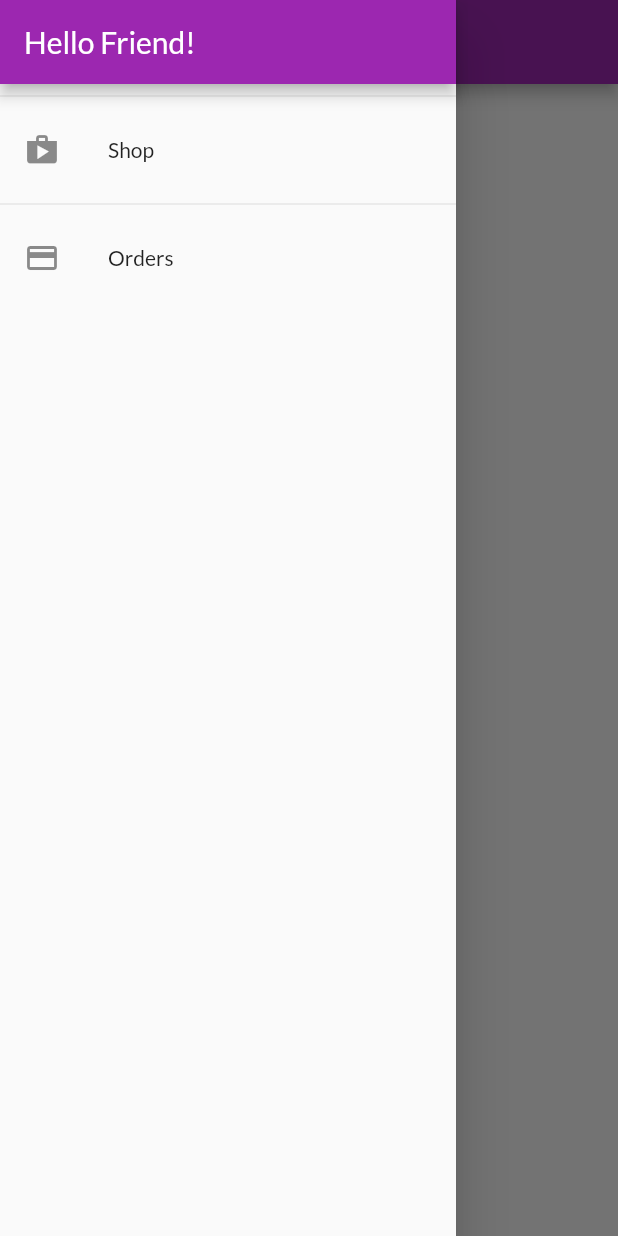
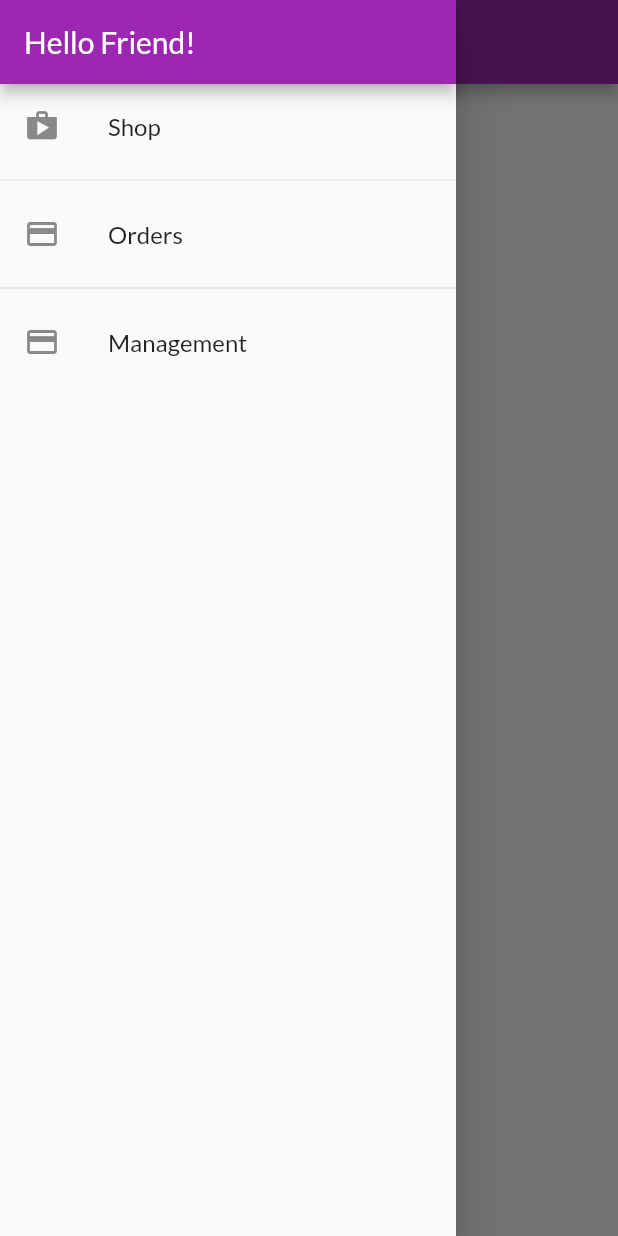
Before and after one commit to kai618/maxishop, a Flutter app: the OrdersScreen screen opened by its route, with the side drawer open, on a phone screen of 412 x 824 dp. Run offline on Flutter 3.47's test engine with Material 2 defaults, Android fonts, the phone set to English and light mode, and no system bars; network calls fail.

Commit message:
added product management screen

```diff
--- a/lib/screens/orders_screen.dart
+++ b/lib/screens/orders_screen.dart
@@ -16,7 +16,7 @@ class OrdersScreen extends StatelessWidget {
       ),
       body: ListView.builder(
         itemCount: orderList.orders.length,
-        itemBuilder: (context, i) {
+        itemBuilder: (_, i) {
           return OrderItemListTile(orderList.orders[i]);
         },
       ),
--- a/lib/widgets/app_drawer.dart
+++ b/lib/widgets/app_drawer.dart
@@ -1,5 +1,6 @@
 import 'package:flutter/material.dart';
 import 'package:shopapp/screens/orders_screen.dart';
+import 'package:shopapp/screens/product_management_screen.dart';
 import 'package:shopapp/screens/products_overview_screen.dart';
 
 class AppDrawer extends StatelessWidget {
@@ -12,20 +13,27 @@ class AppDrawer extends StatelessWidget {
             title: const Text("Hello Friend!"),
             automaticallyImplyLeading: false,
           ),
-          Divider(),
           ListTile(
-            leading: Icon(Icons.shop),
-            title: const Text("Shop"),
+            leading: const Icon(Icons.shop),
+            title: const Text("Shop", style: TextStyle(fontSize: 16)),
             onTap: () {
               Navigator.of(context).pushNamed(ProductsOverviewScreen.routeName);
             },
           ),
-          Divider(),
+          const Divider(),
           ListTile(
-            leading: Icon(Icons.payment),
-            title: const Text("Orders"),
+            leading: const Icon(Icons.payment),
+            title: const Text("Orders", style: TextStyle(fontSize: 16)),
             onTap: () {
               Navigator.of(context).pushNamed(OrdersScreen.routeName);
+            },
+          ),
+          const Divider(),
+          ListTile(
+            leading: const Icon(Icons.payment),
+            title: const Text("Management", style: TextStyle(fontSize: 16)),
+            onTap: () {
+              Navigator.of(context).pushNamed(ProductManagementScreen.routeName);
             },
           )
         ],
```
Also changed, not shown: lib/main.dart (+10 -8 lines), lib/screens/product_management_screen.dart (added, +42 -0 lines), lib/widgets/cart_item_list_tile.dart (+23 -0 lines), lib/widgets/product_management_list_tile.dart (added, +31 -0 lines).
